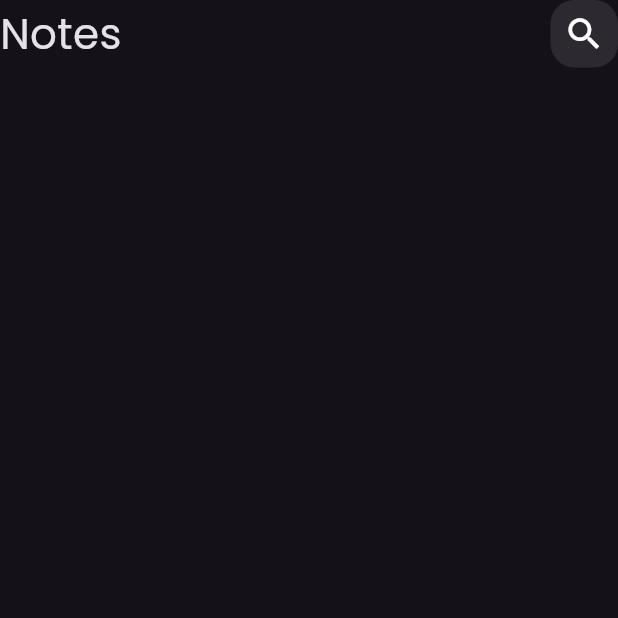
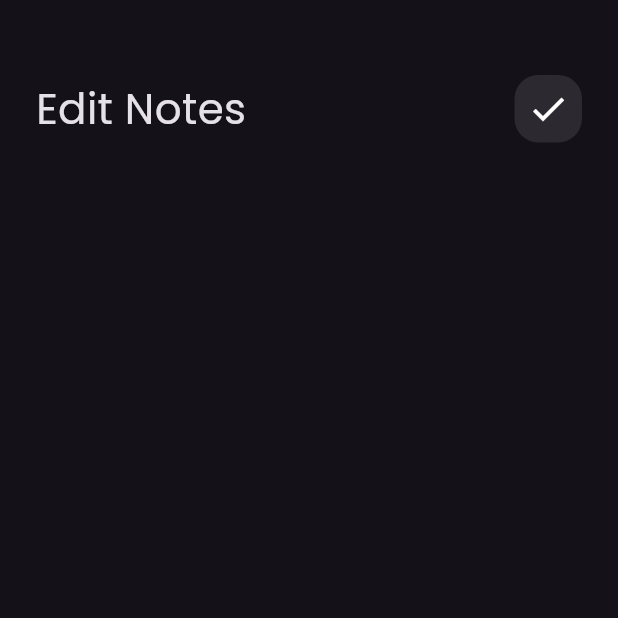
Before and after one commit to Eng-Mosad-99/notes, a Flutter app: the screen it shows after launch, after a tap on "Flutter Tips", on a phone screen of 412 x 824 dp, the top half of it. Run offline on Flutter 3.47's test engine with Material 3 defaults, Android fonts, the phone set to English and light mode, and no system bars; our stand-ins replace font_awesome_flutter.

Commit message:
add custom appbar to edit note view

```diff
--- a/lib/widgets/custom_appBar.dart
+++ b/lib/widgets/custom_appBar.dart
@@ -3,20 +3,23 @@ import 'package:flutter/material.dart';
 import 'custom_searchIcon.dart';
 
 class CustomAppBar extends StatelessWidget {
-  const CustomAppBar({super.key});
-
+  const CustomAppBar({super.key, required this.icon, required this.text});
+  final IconData icon;
+  final String text;
   @override
   Widget build(BuildContext context) {
-    return const Row(
+    return Row(
       mainAxisAlignment: MainAxisAlignment.spaceBetween,
       children: [
         Text(
-          'Notes',
-          style: TextStyle(
+          text,
+          style: const TextStyle(
             fontSize: 28,
           ),
         ),
-        CustomSearchIcon(),
+        CustomSearchIcon(
+          icon: icon,
+        ),
       ],
     );
   }
--- a/lib/widgets/custom_searchIcon.dart
+++ b/lib/widgets/custom_searchIcon.dart
@@ -1,9 +1,8 @@
-
 import 'package:flutter/material.dart';
 
 class CustomSearchIcon extends StatelessWidget {
-  const CustomSearchIcon({super.key});
-
+  const CustomSearchIcon({super.key, required this.icon});
+  final IconData icon;
   @override
   Widget build(BuildContext context) {
     return Container(
@@ -13,9 +12,9 @@ class CustomSearchIcon extends StatelessWidget {
         color: Colors.white.withOpacity(.1),
         borderRadius: BorderRadius.circular(16),
       ),
-      child: const Center(
+      child: Center(
         child: Icon(
-          Icons.search,
+          icon,
           size: 28,
         ),
       ),
--- a/lib/widgets/edit_note_view_body.dart
+++ b/lib/widgets/edit_note_view_body.dart
@@ -6,11 +6,19 @@ class EditNoteViewBody extends StatelessWidget {
 
   @override
   Widget build(BuildContext context) {
-    return const Column(
-      children: [
-        CustomAppBar(),
-
-      ],
+    return const Padding(
+      padding: EdgeInsets.symmetric(horizontal: 24),
+      child: Column(
+        children: [
+          SizedBox(
+            height: 50,
+          ),
+          CustomAppBar(
+            text: 'Edit Notes',
+            icon: Icons.check,
+          ),
+        ],
+      ),
     );
   }
 }
--- a/lib/widgets/notes_view_body.dart
+++ b/lib/widgets/notes_view_body.dart
@@ -12,7 +12,10 @@ class NotesViewBody extends StatelessWidget {
       padding: EdgeInsets.only(top: 50, left: 20, right: 20),
       child: Column(
         children: [
-          CustomAppBar(),
+          CustomAppBar(
+            text: 'Notes',
+            icon: Icons.search,
+          ),
           Expanded(
             child: NotesListView(),
           ),
```
